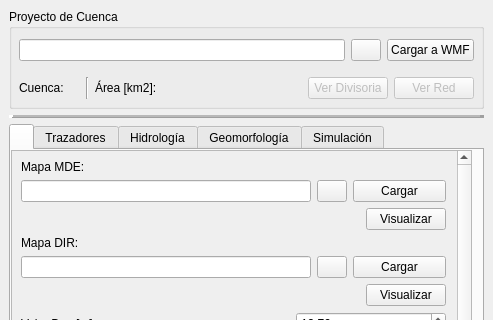
Above: qgisplugin/HydroSEDPlugin_dockwidget_base.ui from nicolas998/WMF before the change; both pictures show x 0 to 493 and y 0 to 320 of the 493 by 936 pixel window. Below: the same form after it.
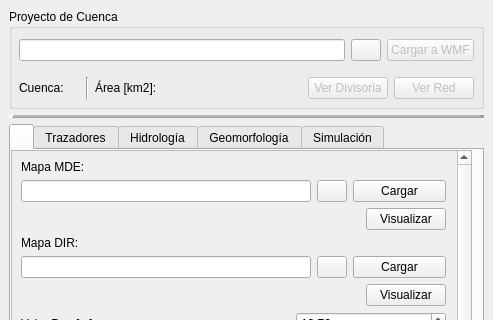
That is the form after the change. Icons and pictures are not drawn. Custom widgets are drawn as their Qt base class.

Diff of the .ui file:
```diff
--- a/qgisplugin/HydroSEDPlugin_dockwidget_base.ui
+++ b/qgisplugin/HydroSEDPlugin_dockwidget_base.ui
@@ -81,6 +81,9 @@
             </item>
             <item>
              <widget class="QPushButton" name="ButtonLoadBasinProyect">
+              <property name="enabled">
+               <bool>false</bool>
+              </property>
               <property name="whatsThis">
                <string>Carga el proyecto cuenca a WMF, de manera que puede ser usada para operar con ella.</string>
               </property>
```
Left out of the diff: 1 changed line with no effect on the pictures.
